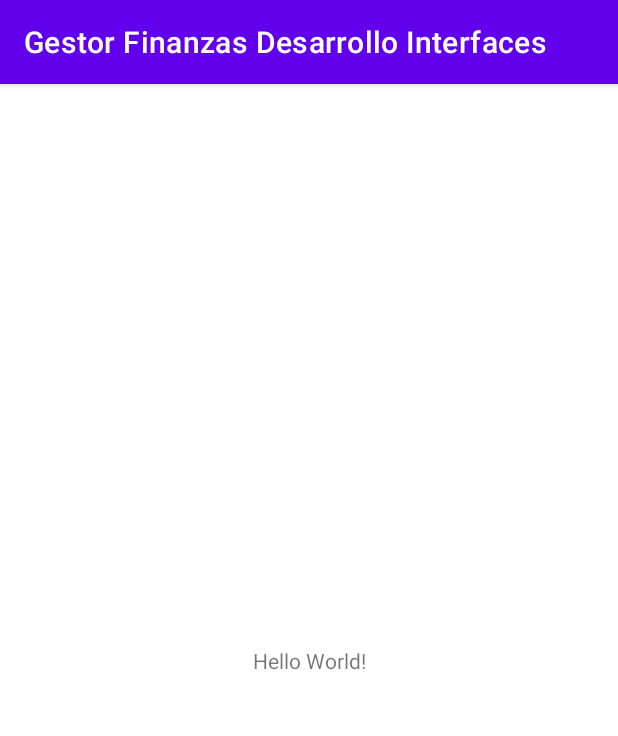
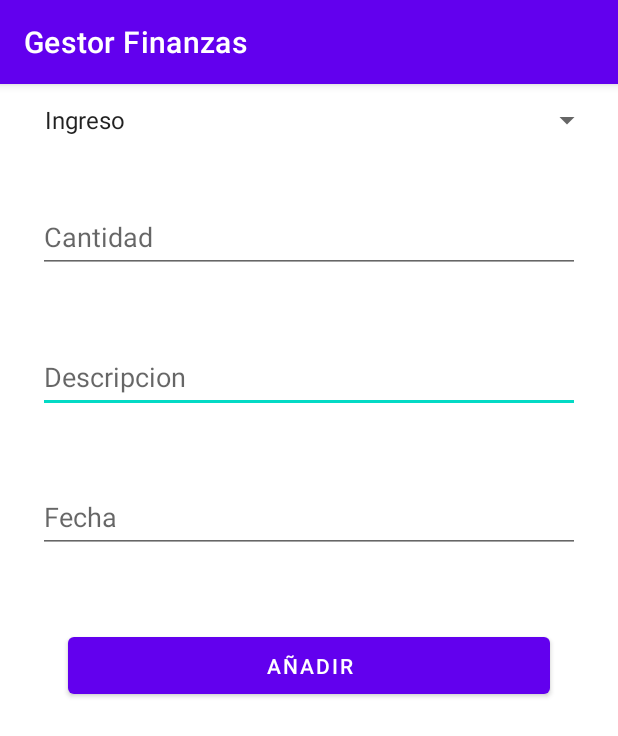
Before and after one commit to mprietop/Gestor-Finanzas-Desarrollo-Interfaces, an Android app: the screen it shows after launch (MainActivity before the commit, TransactionScreen after it), on a phone screen of 412 x 824 dp. Shown: the top 736 px of the screen. Run offline under Robolectric (Android 15) with nearby library versions, the phone set to English and light mode, and no system bars; our stand-ins replace Volley.

Commit message:
Pantalla de agregar transacciones hecha

```diff
--- a/App/app/src/main/java/com/afundacion/gestorfinanzasdesarrollointerfaces/Launcher/Launcher.java
+++ b/App/app/src/main/java/com/afundacion/gestorfinanzasdesarrollointerfaces/Launcher/Launcher.java
@@ -6,6 +6,7 @@ import android.os.Bundle;
 import androidx.appcompat.app.AppCompatActivity;
 
 import com.afundacion.gestorfinanzasdesarrollointerfaces.MainActivity;
+import com.afundacion.gestorfinanzasdesarrollointerfaces.Screens.TransactionScreen;
 
 
 public class Launcher extends AppCompatActivity {
@@ -13,7 +14,7 @@ public class Launcher extends AppCompatActivity {
     @Override
     protected void onCreate(Bundle savedInstanceState) {
         super.onCreate(savedInstanceState);
-        Intent intent = new Intent(Launcher.this, MainActivity.class);
+        Intent intent = new Intent(Launcher.this, TransactionScreen.class);
         startActivity(intent);
     }
 }
--- /dev/null
+++ b/App/app/src/main/java/com/afundacion/gestorfinanzasdesarrollointerfaces/Screens/TransactionScreen.java
@@ -0,0 +1,102 @@
+package com.afundacion.gestorfinanzasdesarrollointerfaces.Screens;
+
+import androidx.appcompat.app.AppCompatActivity;
+
+import android.content.Context;
+import android.content.SharedPreferences;
+import android.os.Bundle;
+import android.view.View;
+import android.widget.AdapterView;
+import android.widget.ArrayAdapter;
+import android.widget.Button;
+import android.widget.EditText;
+import android.widget.Spinner;
+import android.widget.Toast;
+
+import android.os.Bundle;
+
+import com.afundacion.gestorfinanzasdesarrollointerfaces.R;
+import com.android.volley.Request;
+import com.android.volley.RequestQueue;
+import com.android.volley.Response;
+import com.android.volley.VolleyError;
+import com.android.volley.toolbox.JsonObjectRequest;
+import com.android.volley.toolbox.Volley;
+
+import org.json.JSONException;
+import org.json.JSONObject;
+
+public class TransactionScreen extends AppCompatActivity {
+private EditText fecha;
+private EditText descripción;
+private EditText cantidad;
+private Button submitButton ;
+private Spinner spinner;
+private RequestQueue requestQueue;
+private Context context = this;
+
+
+    @Override
+    protected void onCreate(Bundle savedInstanceState) {
+        super.onCreate(savedInstanceState);
+        setContentView(R.layout.activity_transaction_screen);
+        Spinner spinnertransaction=findViewById(R.id.spinner_transaction);
+        ArrayAdapter<CharSequence>adapter=ArrayAdapter.createFromResource(this, R.array.transaction, android.R.layout.simple_spinner_item);
+        adapter.setDropDownViewResource(android.R.layout.simple_spinner_item);
+        spinnertransaction.setAdapter(adapter);
+        submitButton = findViewById(R.id.submit);
+        descripción = findViewById(R.id.Descripcion);
+        cantidad = findViewById(R.id.Cantidad);
+        fecha = findViewById(R.id.Fecha);
+        spinner = findViewById(R.id.spinner_transaction);
+
+        submitButton.setOnClickListener(new View.OnClickListener() {
+            @Override
+            public void onClick(View view) {
+                Toast.makeText(context, "Nueva transacción añadida", Toast.LENGTH_SHORT).show();
+                newtransaction();
+            }
+        });
+
+        requestQueue= Volley.newRequestQueue(this);
+    }
+    private void newtransaction(){
+        JSONObject requestBody = new JSONObject();
+        //SharedPreferences prefs =getSharedPreferences("user", Context.MODE_PRIVATE);
+        try {
+          //  requestBody.put("userId",prefs.getString("userId",null));
+            requestBody.put("amount", cantidad.getText().toString());
+            requestBody.put("description", descripción.getText().toString());
+            requestBody.put("date", fecha.getText().toString());
+            requestBody.put("type", spinner.getSelectedItem().toString());
+        }catch (JSONException e){
+            throw new RuntimeException(e);
+        }
+        JsonObjectRequest request = new JsonObjectRequest(
+                Request.Method.POST,
+                "https://63c7b7205c0760f69abc6591.mockapi.io/api/" + "/transactions",
+                requestBody,
+                new Response.Listener<JSONObject>() {
+                    @Override
+                    public void onResponse(JSONObject response) {
+                        Toast.makeText(context, "Transacción creada con éxito", Toast.LENGTH_SHORT).show();
+                        finish();
+                    }
+                },
+                new Response.ErrorListener() {
+                    @Override
+                    public void onErrorResponse(VolleyError error) {
+                        if (error.networkResponse == null) {
+                            Toast.makeText(context, "Sin conexión", Toast.LENGTH_LONG).show();
+                        } else {
+                            int serverCode = error.networkResponse.statusCode;
+                            Toast.makeText(context, "Código de respuesta "+serverCode, Toast.LENGTH_LONG).show();
+
+                        }
+
+                    }
+                }
+        );
+        this.requestQueue.add(request);
+    }
+}
--- /dev/null
+++ b/App/app/src/main/res/layout/activity_transaction_screen.xml
@@ -0,0 +1,82 @@
+<?xml version="1.0" encoding="utf-8"?>
+<androidx.constraintlayout.widget.ConstraintLayout xmlns:android="http://schemas.android.com/apk/res/android"
+    xmlns:app="http://schemas.android.com/apk/res-auto"
+    xmlns:tools="http://schemas.android.com/tools"
+    android:layout_width="match_parent"
+    android:layout_height="match_parent"
+    tools:context=".Screens.TransactionScreen"
+    tools:ignore="MissingConstraints">
+
+    <Button
+        android:id="@+id/submit"
+        android:layout_width="0dp"
+        android:layout_height="50dp"
+        android:layout_marginTop="50dp"
+        android:layout_marginStart="45dp"
+        android:layout_marginEnd="45dp"
+        android:text="Añadir"
+        app:layout_constraintEnd_toEndOf="parent"
+        app:layout_constraintHorizontal_bias="0.5"
+        app:layout_constraintStart_toStartOf="parent"
+        app:layout_constraintTop_toBottomOf="@+id/Fecha" />
+
+    <Spinner
+        android:id="@+id/spinner_transaction"
+        android:layout_width="0dp"
+        android:layout_height="48dp"
+        android:layout_marginEnd="10dp"
+        android:layout_marginStart="22dp"
+        android:contentDescription="@string/appbar_scrolling_view_behavior"
+        android:minHeight="48dp"
+        android:spinnerMode="dropdown"
+        app:layout_constraintEnd_toEndOf="parent"
+        app:layout_constraintHorizontal_bias="0.5"
+        app:layout_constraintStart_toStartOf="parent"
+        app:layout_constraintTop_toTopOf="parent" />
+
+    <EditText
+        android:id="@+id/Descripcion"
+        android:layout_width="0dp"
+        android:layout_height="48dp"
+        android:layout_marginStart="25dp"
+        android:layout_marginTop="45dp"
+        android:layout_marginEnd="25dp"
+        android:hint="Descripcion"
+        android:inputType="text"
+        android:maxLength="50"
+        app:layout_constraintEnd_toEndOf="parent"
+        app:layout_constraintHorizontal_bias="0.5"
+        app:layout_constraintStart_toStartOf="parent"
+        app:layout_constraintTop_toBottomOf="@+id/Cantidad"
+        tools:ignore="DuplicateSpeakableTextCheck" />
+
+    <EditText
+        android:id="@+id/Cantidad"
+        android:layout_width="0dp"
+        android:layout_height="48dp"
+        android:layout_marginStart="25dp"
+        android:layout_marginTop="30dp"
+        android:layout_marginEnd="25dp"
+        android:hint="Cantidad"
+        android:maxLength="11"
+        android:inputType="numberDecimal"
+        app:layout_constraintEnd_toEndOf="parent"
+        app:layout_constraintStart_toStartOf="parent"
+        app:layout_constraintTop_toBottomOf="@+id/spinner_transaction" />
+
+    <EditText
+        android:id="@+id/Fecha"
+        android:layout_width="0dp"
+        android:layout_height="48dp"
+        android:layout_marginStart="25dp"
+        android:layout_marginEnd="25dp"
+        android:layout_marginTop="45dp"
+        android:maxLength="10"
+        android:hint="Fecha"
+        android:inputType="date"
+        app:layout_constraintEnd_toEndOf="parent"
+        app:layout_constraintHorizontal_bias="0.5"
+        app:layout_constraintStart_toStartOf="parent"
+        app:layout_constraintTop_toBottomOf="@+id/Descripcion" />
+
+</androidx.constraintlayout.widget.ConstraintLayout>
--- a/App/app/src/main/res/values/strings.xml
+++ b/App/app/src/main/res/values/strings.xml
@@ -1,3 +1,7 @@
 <resources>
-    <string name="app_name">Gestor Finanzas Desarrollo Interfaces</string>
+    <string name="app_name">Gestor Finanzas</string>
+    <string-array name="transaction">
+        <item>Ingreso</item>
+        <item>Gasto</item>
+    </string-array>
 </resources>
--- a/App/build.gradle
+++ b/App/build.gradle
@@ -1,5 +1,5 @@
 // Top-level build file where you can add configuration options common to all sub-projects/modules.
 plugins {
-    id 'com.android.application' version '7.3.0' apply false
-    id 'com.android.library' version '7.3.0' apply false
+    id 'com.android.application' version '7.3.1' apply false
+    id 'com.android.library' version '7.3.1' apply false
 }
```
Also changed, not shown: App/app/src/main/AndroidManifest.xml (+17 -3 lines), App/app/src/main/java/com/afundacion/gestorfinanzasdesarrollointerfaces/Screens/StartScreen.java (added, +16 -0 lines), App/app/src/main/res/layout/activity_start_screen.xml (added, +16 -0 lines).
